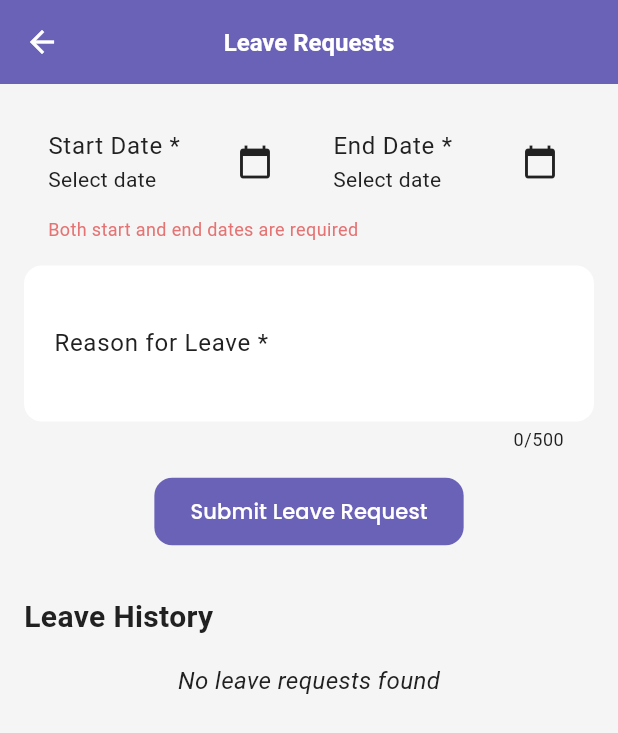
After one commit to JingZheee/Kiddos, a Flutter app: the ParentLeaveScreen screen opened directly, after a tap on "Submit Leave Request", on a phone screen of 412 x 824 dp. The commit adds this screen. Shown: the top 733 px of the screen. Run offline on Flutter 3.47's test engine with Material 3 defaults, Android fonts, the phone set to English and light mode, and no system bars; our stand-ins replace cloud_firestore, firebase_auth, firebase_core, go_router, google_fonts; accounts and stored records are empty.

Commit message:
Parent add leave request

```diff
--- /dev/null
+++ b/lib/core/services/take_leave_service.dart
@@ -0,0 +1,78 @@
+import 'package:cloud_firestore/cloud_firestore.dart';
+
+class TakeLeaveService {
+  final FirebaseFirestore _firestore = FirebaseFirestore.instance;
+
+  // Create a new leave request
+  Future<void> submitLeaveRequest({
+    required String studentId,
+    required String parentId,
+    required DateTime startDate,
+    required DateTime endDate,
+    required String reason,
+    String? attachmentUrl,
+  }) async {
+    try {
+      await _firestore.collection('leave_requests').add({
+        'studentId': studentId,
+        'parentId': parentId,
+        'startDate': Timestamp.fromDate(startDate),
+        'endDate': Timestamp.fromDate(endDate),
+        'reason': reason,
+        'attachmentUrl': attachmentUrl,
+        'status': 'pending',
+        'createdAt': Timestamp.now(),
+        'updatedAt': Timestamp.now(),
+      });
+    } catch (e) {
+      throw Exception('Failed to submit leave request: $e');
+    }
+  }
+
+  // Get leave requests for a specific student
+  Stream<QuerySnapshot> getStudentLeaveRequests(String studentId) {
+    return _firestore
+        .collection('leave_requests')
+        .where('studentId', isEqualTo: studentId)
+        .orderBy('createdAt', descending: true)
+        .snapshots();
+  }
+
+  // Get leave requests for a specific parent
+  Stream<QuerySnapshot> getParentLeaveRequests(String parentId) {
+    return _firestore
+        .collection('leave_requests')
+        .where('parentId', isEqualTo: parentId)
+        .orderBy('createdAt', descending: true)
+        .snapshots();
+  }
+
+  // Update leave request status (for teachers/admins)
+  Future<void> updateLeaveStatus({
+    required String leaveId,
+    required String status,
+    String? remarks,
+  }) async {
+    try {
+      await _firestore.collection('leave_requests').doc(leaveId).update({
+        'status': status,
+        'remarks': remarks,
+        'updatedAt': Timestamp.now(),
+      });
+    } catch (e) {
+      throw Exception('Failed to update leave status: $e');
+    }
+  }
+
+  // Cancel leave request (for parents)
+  Future<void> cancelLeaveRequest(String leaveId) async {
+    try {
+      await _firestore.collection('leave_requests').doc(leaveId).update({
+        'status': 'cancelled',
+        'updatedAt': Timestamp.now(),
+      });
+    } catch (e) {
+      throw Exception('Failed to cancel leave request: $e');
+    }
+  }
+}
--- /dev/null
+++ b/lib/features/parent/leave-request/parent_leave.dart
@@ -0,0 +1,346 @@
+import 'package:flutter/material.dart';
+import 'package:cloud_firestore/cloud_firestore.dart';
+import 'package:firebase_auth/firebase_auth.dart';
+import '../../../core/services/take_leave_service.dart';
+import 'package:intl/intl.dart';
+
+class ParentLeaveScreen extends StatefulWidget {
+  const ParentLeaveScreen({super.key});
+
+  @override
+  State<ParentLeaveScreen> createState() => _ParentLeaveScreenState();
+}
+
+class _ParentLeaveScreenState extends State<ParentLeaveScreen> {
+  final TakeLeaveService _leaveService = TakeLeaveService();
+  final _formKey = GlobalKey<FormState>();
+  final _reasonController = TextEditingController();
+  DateTime? _startDate;
+  DateTime? _endDate;
+  String? _dateError;
+
+  @override
+  void dispose() {
+    _reasonController.dispose();
+    super.dispose();
+  }
+
+  bool _validateDates() {
+    if (_startDate == null || _endDate == null) {
+      setState(() {
+        _dateError = 'Both start and end dates are required';
+      });
+      return false;
+    }
+
+    if (_endDate!.isBefore(_startDate!)) {
+      setState(() {
+        _dateError = 'End date cannot be before start date';
+      });
+      return false;
+    }
+
+    if (_startDate!.isBefore(DateTime.now().subtract(const Duration(days: 1)))) {
+      setState(() {
+        _dateError = 'Cannot select past dates';
+      });
+      return false;
+    }
+
+    setState(() {
+      _dateError = null;
+    });
+    return true;
+  }
+
+  Future<void> _selectDate(BuildContext context, bool isStartDate) async {
+    final DateTime? picked = await showDatePicker(
+      context: context,
+      initialDate: DateTime.now(),
+      firstDate: DateTime.now(),
+      lastDate: DateTime.now().add(const Duration(days: 365)),
+      selectableDayPredicate: (DateTime date) {
+        // Disable weekends
+        return date.weekday != DateTime.saturday &&
+               date.weekday != DateTime.sunday;
+      },
+    );
+
+    if (picked != null) {
+      setState(() {
+        if (isStartDate) {
+          _startDate = picked;
+        } else {
+          _endDate = picked;
+        }
+        _validateDates();
+      });
+    }
+  }
+
+  Future<void> _submitLeaveRequest() async {
+    if (!_validateDates()) {
+      return;
+    }
+
+    if (_formKey.currentState!.validate()) {
+      try {
+        final user = FirebaseAuth.instance.currentUser;
+        if (user != null) {
+          await _leaveService.submitLeaveRequest(
+            studentId: 'student_id',
+            parentId: user.uid,
+            startDate: _startDate!,
+            endDate: _endDate!,
+            reason: _reasonController.text.trim(),
+          );
+          _resetForm();
+          if (mounted) {
+            ScaffoldMessenger.of(context).showSnackBar(
+              const SnackBar(
+                content: Text('Leave request submitted successfully'),
+                backgroundColor: Colors.green,
+              ),
+            );
+          }
+        }
+      } catch (e) {
+        if (mounted) {
+          ScaffoldMessenger.of(context).showSnackBar(
+            SnackBar(
+              content: Text('Error submitting leave request: $e'),
+              backgroundColor: Colors.red,
+            ),
+          );
+        }
+      }
+    }
+  }
+
+  void _resetForm() {
+    _reasonController.clear();
+    setState(() {
+      _startDate = null;
+      _endDate = null;
+      _dateError = null;
+    });
+    _formKey.currentState?.reset();
+  }
+
+  @override
+  Widget build(BuildContext context) {
+    final user = FirebaseAuth.instance.currentUser;
+
+    return Scaffold(
+      appBar: AppBar(
+        title: const Text('Leave Requests'),
+      ),
+      body: SingleChildScrollView(
+        child: Padding(
+          padding: const EdgeInsets.all(16.0),
+          child: Column(
+            crossAxisAlignment: CrossAxisAlignment.start,
+            children: [
+              Form(
+                key: _formKey,
+                child: Column(
+                  crossAxisAlignment: CrossAxisAlignment.start,
+                  children: [
+                    Row(
+                      children: [
+                        Expanded(
+                          child: ListTile(
+                            title: const Text('Start Date *'),
+                            subtitle: Text(_startDate == null
+                              ? 'Select date'
+                              : DateFormat('MMM dd, yyyy').format(_startDate!)),
+                            onTap: () => _selectDate(context, true),
+                            trailing: const Icon(Icons.calendar_today),
+                          ),
+                        ),
+                        Expanded(
+                          child: ListTile(
+                            title: const Text('End Date *'),
+                            subtitle: Text(_endDate == null
+                              ? 'Select date'
+                              : DateFormat('MMM dd, yyyy').format(_endDate!)),
+                            onTap: () => _selectDate(context, false),
+                            trailing: const Icon(Icons.calendar_today),
+                          ),
+                        ),
+                      ],
+                    ),
+                    if (_dateError != null)
+                      Padding(
+                        padding: const EdgeInsets.symmetric(horizontal: 16.0),
+                        child: Text(
+                          _dateError!,
+                          style: TextStyle(
+                            color: Theme.of(context).colorScheme.error,
+                            fontSize: 12,
+                          ),
+                        ),
+                      ),
+                    const SizedBox(height: 16),
+                    TextFormField(
+                      controller: _reasonController,
+                      decoration: const InputDecoration(
+                        labelText: 'Reason for Leave *',
+                        border: OutlineInputBorder(),
+                        hintText: 'Please provide a detailed reason',
+                      ),
+                      maxLines: 3,
+                      maxLength: 500,
+                      validator: (value) {
+                        if (value == null || value.isEmpty) {
+                          return 'Please enter a reason';
+                        }
+                        if (value.trim().length > 500) {
+                          return 'Reason cannot exceed 500 characters';
+                        }
+                        return null;
+                      },
+                    ),
+                    const SizedBox(height: 16),
+                    Center(
+                      child: ElevatedButton(
+                        onPressed: _submitLeaveRequest,
+                        style: ElevatedButton.styleFrom(
+                          minimumSize: const Size(200, 45),
+                        ),
+                        child: const Text('Submit Leave Request'),
+                      ),
+                    ),
+                  ],
+                ),
+              ),
+              const SizedBox(height: 32),
+              const Text(
+                'Leave History',
+                style: TextStyle(
+                  fontSize: 20,
+                  fontWeight: FontWeight.bold,
+                ),
+              ),
+              const SizedBox(height: 16),
+              StreamBuilder<QuerySnapshot>(
+                stream: _leaveService.getParentLeaveRequests(user?.uid ?? ''),
+                builder: (context, snapshot) {
+                  if (snapshot.hasError) {
+                    return Center(
+                      child: Text(
+                        'Error: ${snapshot.error}',
+                        style: TextStyle(
+                          color: Theme.of(context).colorScheme.error,
+                        ),
+                      ),
+                    );
+                  }
+
+                  if (snapshot.connectionState == ConnectionState.waiting) {
+                    return const Center(
+                      child: CircularProgressIndicator(),
+                    );
+                  }
+
+                  if (!snapshot.hasData || snapshot.data!.docs.isEmpty) {
+                    return const Center(
+                      child: Text(
+                        'No leave requests found',
+                        style: TextStyle(
+                          fontSize: 16,
+                          fontStyle: FontStyle.italic,
+                        ),
+                      ),
+                    );
+                  }
+
+                  return ListView.builder(
+                    shrinkWrap: true,
+                    physics: const NeverScrollableScrollPhysics(),
+                    itemCount: snapshot.data!.docs.length,
+                    itemBuilder: (context, index) {
+                      final leave = snapshot.data!.docs[index].data()
+                          as Map<String, dynamic>;
+                      final startDate = (leave['startDate'] as Timestamp).toDate();
+                      final endDate = (leave['endDate'] as Timestamp).toDate();
+                      final status = leave['status'] as String;
+                      final reason = leave['reason'] as String;
+                      final remarks = leave['remarks'] as String?;
+
+                      return Card(
+                        margin: const EdgeInsets.symmetric(vertical: 8),
+                        child: ExpansionTile(
+                          title: Text(
+                            reason,
+                            maxLines: 1,
+                            overflow: TextOverflow.ellipsis,
+                          ),
+                          subtitle: Text(
+                            '${DateFormat('MMM dd').format(startDate)} - '
+                            '${DateFormat('MMM dd').format(endDate)}',
+                          ),
+                          trailing: Container(
+                            padding: const EdgeInsets.symmetric(
+                              horizontal: 8,
+                              vertical: 4,
+                            ),
+                            decoration: BoxDecoration(
+                              color: _getStatusColor(status),
+                              borderRadius: BorderRadius.circular(12),
+                            ),
+                            child: Text(
+                              status.toUpperCase(),
+                              style: const TextStyle(
+                                fontSize: 12,
+                                fontWeight: FontWeight.bold,
+                              ),
+                            ),
+                          ),
+                          children: [
+                            Padding(
+                              padding: const EdgeInsets.all(16.0),
+                              child: Column(
+                                crossAxisAlignment: CrossAxisAlignment.start,
+                                children: [
+                                  Text('Reason: $reason'),
+                                  const SizedBox(height: 8),
+                                  if (remarks != null) ...[
+                                    Text('Remarks: $remarks'),
+                                    const SizedBox(height: 8),
+                                  ],
+                                  Text(
+                                    'Duration: ${endDate.difference(startDate).inDays + 1} days',
+                                  ),
+                                ],
+                              ),
+                            ),
+                          ],
+                        ),
+                      );
+                    },
+                  );
+                },
+              ),
+            ],
+          ),
+        ),
+      ),
+    );
+  }
+
+  Color _getStatusColor(String status) {
+    switch (status.toLowerCase()) {
+      case 'approved':
+        return Colors.green.shade100;
+      case 'pending':
+        return Colors.orange.shade100;
+      case 'rejected':
+        return Colors.red.shade100;
+      case 'cancelled':
+        return Colors.grey.shade100;
+      default:
+        return Colors.grey.shade100;
+    }
+  }
+}
--- a/lib/features/parent/parent_dashboard_screen.dart
+++ b/lib/features/parent/parent_dashboard_screen.dart
@@ -1,5 +1,6 @@
 import 'package:flutter/material.dart';
 import 'package:firebase_auth/firebase_auth.dart';
+import 'package:go_router/go_router.dart';
 import '../../core/constants/ui_constants.dart';
 import '../../core/theme/app_theme.dart';
 import '../../widgets/custom_app_bar.dart';
@@ -197,9 +198,10 @@ class _ParentDashboardScreenState extends State<ParentDashboardScreen> {
         ),
         QuickActionButton(
           icon: Icons.note_alt_outlined,
-          label: 'Absence Note',
+          label: 'Take Leave',
           onTap: () {
-            // TODO: Create absence note
+            // TODO: Create leave request
+            context.push('parent/dashboard/leave-request');
           },
         ),
         QuickActionButton(
--- a/lib/main.dart
+++ b/lib/main.dart
@@ -1,6 +1,5 @@
 import 'package:flutter/material.dart';
 import 'package:flutter/services.dart';
-import 'package:provider/provider.dart';
 import 'package:firebase_core/firebase_core.dart';
 import 'package:firebase_auth/firebase_auth.dart';
 import 'package:cloud_firestore/cloud_firestore.dart';
--- /dev/null
+++ b/lib/models/take-leave/leave_doc_model.dart
@@ -0,0 +1,17 @@
+import 'package:cloud_firestore/cloud_firestore.dart';
+
+class LeaveDoc{
+  final String documentID;
+  final String leaveID;
+  final String docName;
+  final String docUrl;
+  final DateTime uploadedAt;
+
+  LeaveDoc({
+    required this.documentID,
+    required this.leaveID,
+    required this.docName,
+    required this.docUrl,
+    required this.uploadedAt,
+  });
+}
--- /dev/null
+++ b/lib/models/take-leave/leave_request_model.dart
@@ -0,0 +1,43 @@
+import 'package:cloud_firestore/cloud_firestore.dart';
+import 'package:flutter/widgets.dart';
+import 'package:intl/intl.dart';
+
+enum  Status {
+  pending,
+  approved,
+  rejected,
+}
+
+enum LeaveType {
+  casual,
+  sick,
+  vacation,
+}
+
+class LeaveRequest {
+  final String leaveID;
+  final String studentId;
+  final String parentID;
+  final DateFormat startDate;
+  final DateFormat endDate;
+  final Text reason;
+  final DateTime createdAt;
+  final DateTime reviewedAt;
+  final Text comment;
+  final Status status;
+  final LeaveType leaveType;
+
+  LeaveRequest({
+    required this.leaveID,
+    required this.studentId,
+    required this.parentID,
+    required this.startDate,
+    required this.endDate,
+    required this.reason,
+    required this.createdAt,
+    required this.reviewedAt,
+    required this.comment,
+    required this.status,
+    required this.leaveType,
+  });
+}
```
